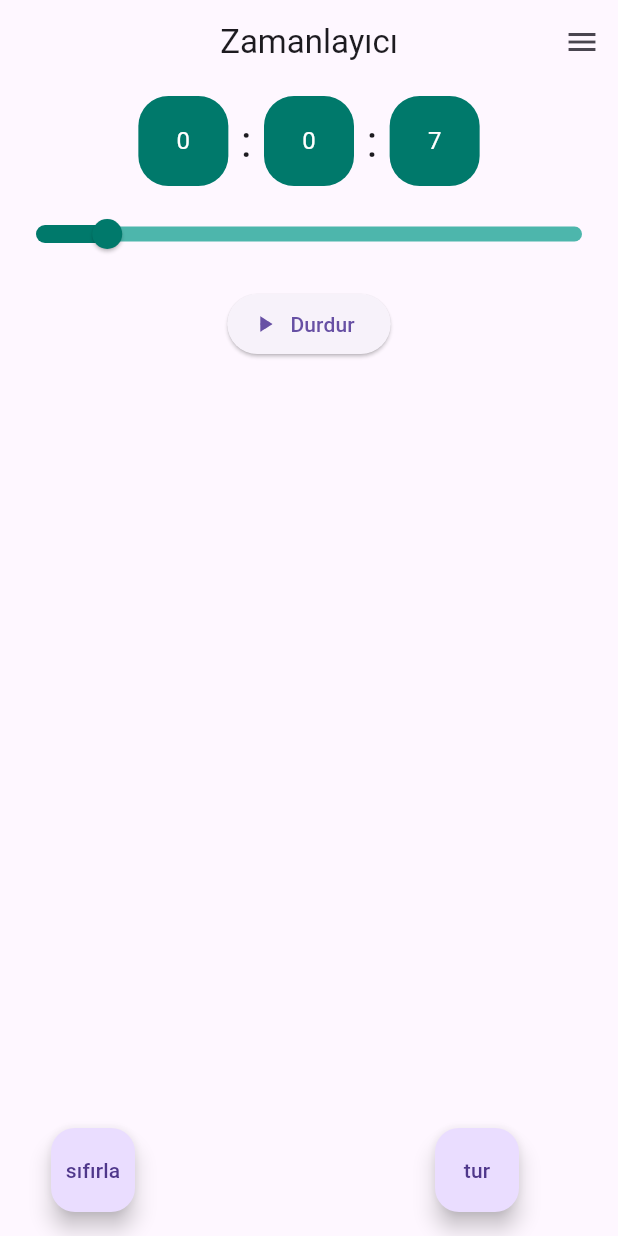
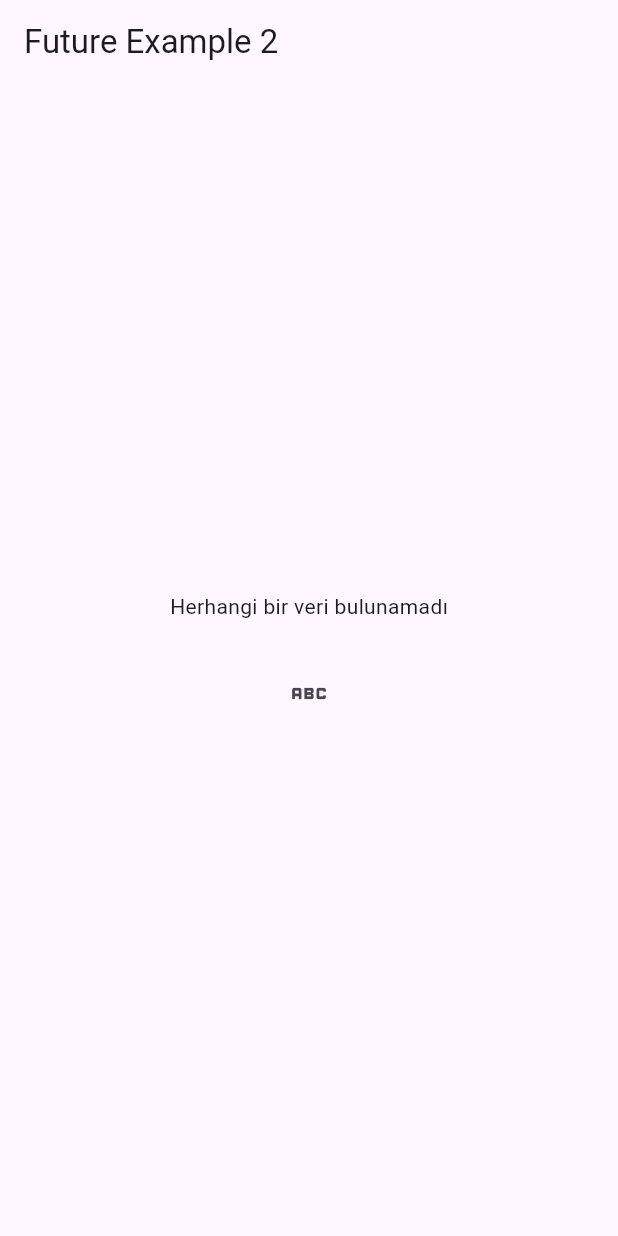
Before and after one commit to turanulupinar/dart_code_algorithm, a Flutter app: the screen it shows after launch, on a phone screen of 412 x 824 dp. Run offline on Flutter 3.47's test engine with Material 3 defaults, Android fonts, the phone set to English and light mode, and no system bars; our stand-ins replace fluttertoast, shared_preferences.

Commit message:
future, future error, future builder etc

```diff
--- /dev/null
+++ b/lib/future_example/future_example2.dart
@@ -0,0 +1,126 @@
+import 'dart:developer';
+
+import 'package:flutter/material.dart';
+import 'package:shared_preferences/shared_preferences.dart';
+
+class FutureExample2 extends StatefulWidget {
+  const FutureExample2({super.key});
+
+  @override
+  State<FutureExample2> createState() => _FutureExample2State();
+}
+
+class _FutureExample2State extends State<FutureExample2> {
+  int count = 0;
+  bool iconChange = false;
+  late final Future<int?> myFuture;
+  late final Future<List<String>?> names;
+
+  Future<int?> countFuture() async {
+    log("Başladı");
+    for (int i = 0; i < 5; i++) {
+      await Future.delayed(const Duration(seconds: 1));
+      count++;
+    }
+    log("Bitti");
+    if (count == 4) {
+      return Future.error("4 sayısına rastlanıldı");
+    }
+    if (count == 5) {
+      return null;
+    }
+
+    return count;
+  }
+
+  Future<List<String>?> getNames() async {
+    log("Başladı");
+    await Future.delayed(const Duration(seconds: 4));
+
+    // return ["Ahmet", "Mehmet", "Ali"];
+
+    return Future.error("İsim Bulunamadı");
+  }
+
+  @override
+  void initState() {
+    myFuture = countFuture();
+    names = getSharedPrefList();
+    super.initState();
+  }
+
+  Future<List<String>?> getSharedPrefList() async {
+    SharedPreferences pref = await SharedPreferences.getInstance();
+    await Future.delayed(const Duration(seconds: 2));
+    pref.setStringList("list", ["Ahmet", "Mehmet", "Ayşe", "Berk", "Dilber"]);
+    final list = pref.getStringList("list2");
+    if (list?.isEmpty == true) {
+      return Future.error("İsim Bulunamadı");
+    }
+    // dynamic hhh = 2;
+    // return hhh;
+    return list;
+  }
+
+  @override
+  Widget build(BuildContext context) {
+    return Scaffold(
+      appBar: AppBar(
+        title: const Text("Future Example 2"),
+      ),
+      body: Column(
+        mainAxisAlignment: MainAxisAlignment.center,
+        crossAxisAlignment: CrossAxisAlignment.center,
+        children: [
+          FutureBuilder<List<String>?>(
+            future: names,
+            builder: (context, AsyncSnapshot<List<String>?> snapshot) {
+              if (snapshot.connectionState == ConnectionState.waiting) {
+                return const Center(child: CircularProgressIndicator());
+              }
+              if (snapshot.hasError) {
+                return Center(
+                    child: Text("Hata oluştu ${snapshot.error.toString()}"));
+              }
+              if (snapshot.hasData == false) {
+                return const Center(
+                  child: Text("Herhangi bir veri bulunamadı"),
+                );
+              }
+
+              return Column(
+                children: snapshot.data
+                        ?.map((e) => ListTile(
+                              title: Text(e.toString()),
+                              trailing: IconButton(
+                                icon: const Icon(Icons.delete),
+                                onPressed: () {
+                                  setState(() {
+                                    snapshot.data?.remove(e);
+                                  });
+                                },
+                              ),
+                            ))
+                        .toList() ??
+                    [],
+              );
+            },
+          ),
+          const SizedBox(
+            height: 24,
+          ),
+          IconButton(
+              onPressed: () {
+                setState(() {
+                  iconChange = !iconChange;
+                });
+              },
+              icon: Icon(
+                iconChange ? Icons.pan_tool : Icons.abc,
+                size: 30,
+              ))
+        ],
+      ),
+    );
+  }
+}
--- a/lib/main.dart
+++ b/lib/main.dart
@@ -1,4 +1,5 @@
 import 'package:dart_code_algorithms/dart_examples/type_map.dart';
+import 'package:dart_code_algorithms/future_example/future_example2.dart';
 import 'package:dart_code_algorithms/profile_info.dart/profile_ui.dart';
 import 'package:flutter/material.dart';
 
@@ -20,7 +21,7 @@ class MyApp extends StatelessWidget {
       theme: ThemeData(
         primarySwatch: Colors.blue,
       ),
-      home: const FutureExamplePage(),
+      home: const FutureExample2(),
     );
   }
 }
```
Also changed, not shown: lib/future_example/future_example.dart (+25 -8 lines).
